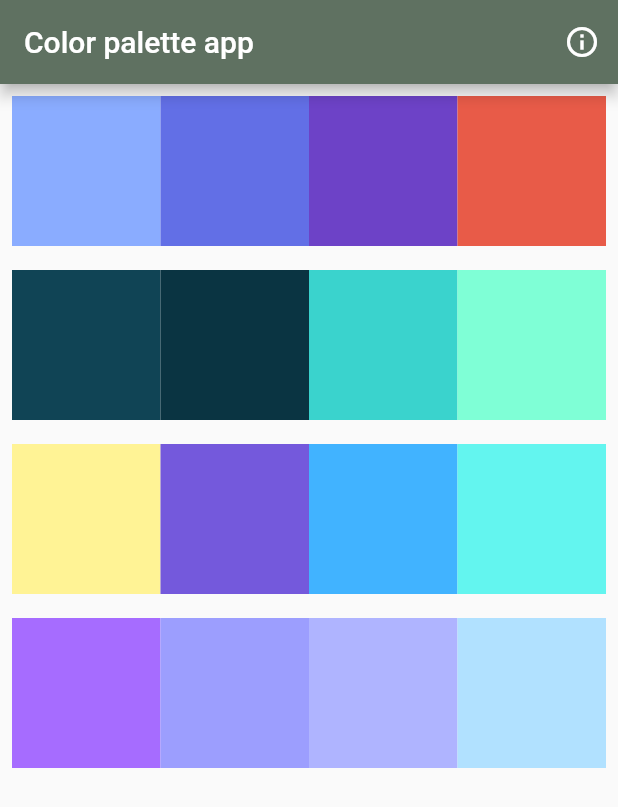
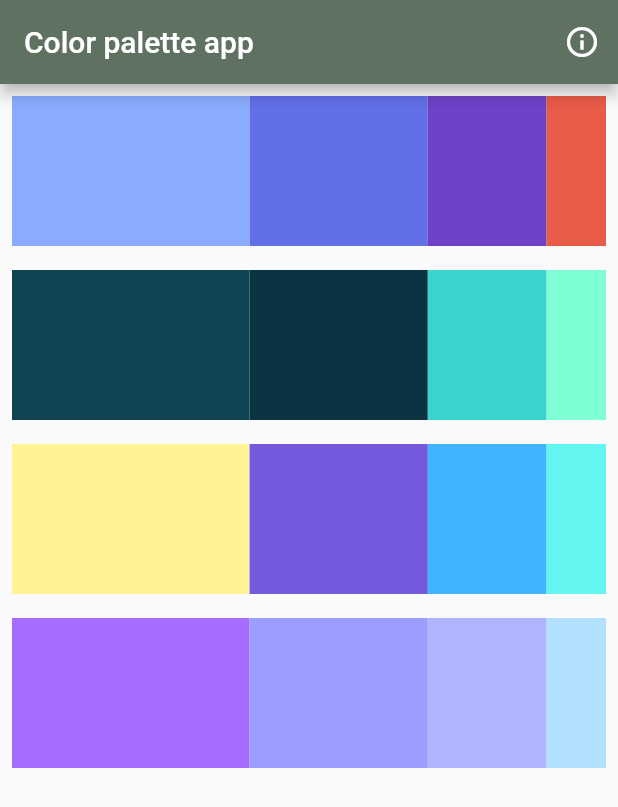
Before and after one commit to Alefig12/color_palette_flutter, a Flutter app: the screen it shows after launch, on a phone screen of 412 x 824 dp. Shown: the top 807 px of the screen. Run offline on Flutter 3.47's test engine with Material 2 defaults, Android fonts, the phone set to English and light mode, and no system bars; our stand-ins replace get, loggy.

Commit message:
modificando flex

```diff
--- a/lib/ui/widgets/color_palette.dart
+++ b/lib/ui/widgets/color_palette.dart
@@ -42,7 +42,7 @@ class ColorPalette extends StatelessWidget {
                   )),
             ),
             Expanded(
-              flex: 4,
+              flex: 3,
               child: GestureDetector(
                   onTap: () => callback(baseColor2),
                   child: Container(
@@ -51,7 +51,7 @@ class ColorPalette extends StatelessWidget {
                   )),
             ),
             Expanded(
-              flex: 4,
+              flex: 2,
               child: GestureDetector(
                   onTap: () => callback(baseColor3),
                   child: Container(
@@ -60,7 +60,7 @@ class ColorPalette extends StatelessWidget {
                   )),
             ),
             Expanded(
-              flex: 4,
+              flex: 1,
               child: GestureDetector(
                   onTap: () => callback(baseColor4),
                   child: Container(
```
